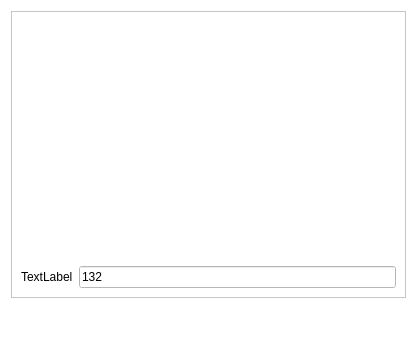
Above: Plugins/TaskListView/addform.ui from kee-reel/PLAG before the change. Below: the same form after it.
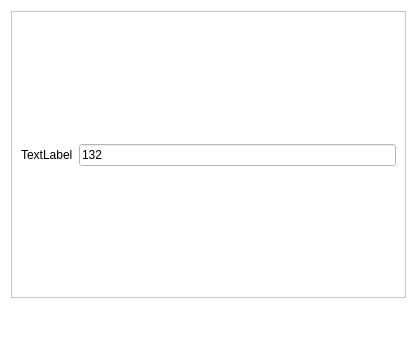
That is the form after the change. Icons and pictures are not drawn.

Diff of the .ui file:
```diff
--- a/Plugins/TaskListView/addform.ui
+++ b/Plugins/TaskListView/addform.ui
@@ -478,6 +478,19 @@
          </item>
         </layout>
        </item>
+       <item>
+        <spacer name="verticalSpacer_2">
+         <property name="orientation">
+          <enum>Qt::Vertical</enum>
+         </property>
+         <property name="sizeHint" stdset="0">
+          <size>
+           <width>20</width>
+           <height>40</height>
+          </size>
+         </property>
+        </spacer>
+       </item>
       </layout>
      </widget>
     </widget>
```
Left out of the diff: 9 changed lines with no effect on the pictures.
